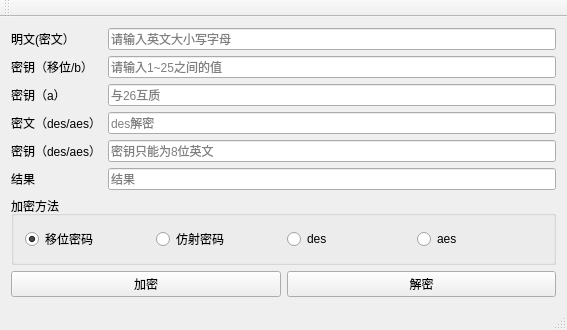
Above: QtWa.ui from guliyyw/network-security before the change. Below: the same form after it.
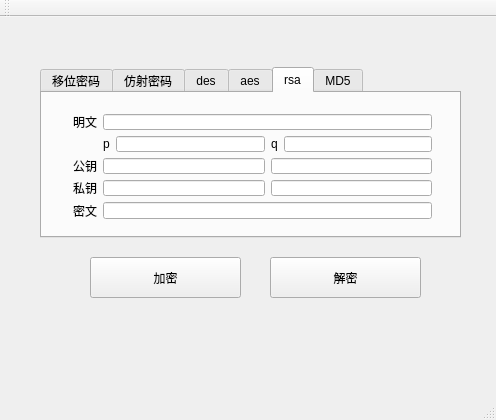
That is the form after the change.

The edit to the form file:
```diff
--- a/QtWa.ui
+++ b/QtWa.ui
@@ -6,182 +6,409 @@
    <rect>
     <x>0</x>
     <y>0</y>
-    <width>567</width>
-    <height>307</height>
+    <width>496</width>
+    <height>420</height>
    </rect>
   </property>
   <property name="windowTitle">
    <string>QtWa</string>
   </property>
   <widget class="QWidget" name="centralWidget">
-   <layout class="QHBoxLayout" name="horizontalLayout_4">
-    <item>
-     <layout class="QVBoxLayout" name="verticalLayout_3" stretch="0,0,0">
-      <property name="sizeConstraint">
-       <enum>QLayout::SetNoConstraint</enum>
+   <widget class="QTabWidget" name="tabWidget">
+    <property name="geometry">
+     <rect>
+      <x>40</x>
+      <y>50</y>
+      <width>421</width>
+      <height>171</height>
+     </rect>
+    </property>
+    <property name="currentIndex">
+     <number>4</number>
+    </property>
+    <widget class="QWidget" name="tab">
+     <attribute name="title">
+      <string>移位密码</string>
+     </attribute>
+     <widget class="QWidget" name="formLayoutWidget_2">
+      <property name="geometry">
+       <rect>
+        <x>20</x>
+        <y>20</y>
+        <width>371</width>
+        <height>81</height>
+       </rect>
       </property>
-      <item>
-       <layout class="QFormLayout" name="formLayout">
-        <item row="0" column="0">
-         <widget class="QLabel" name="label">
-          <property name="text">
-           <string>明文(密文）</string>
-          </property>
-         </widget>
-        </item>
-        <item row="0" column="1">
-         <widget class="QLineEdit" name="Plaintext">
-          <property name="text">
-           <string/>
-          </property>
-          <property name="placeholderText">
-           <string>请输入英文大小写字母</string>
-          </property>
-         </widget>
-        </item>
-        <item row="1" column="0">
-         <widget class="QLabel" name="label_2">
-          <property name="text">
-           <string>密钥（移位/b）</string>
-          </property>
-         </widget>
-        </item>
-        <item row="1" column="1">
-         <widget class="QLineEdit" name="Secretkey_b">
-          <property name="text">
-           <string/>
-          </property>
-          <property name="placeholderText">
-           <string>请输入1~25之间的值</string>
-          </property>
-         </widget>
-        </item>
-        <item row="2" column="0">
-         <widget class="QLabel" name="label_4">
-          <property name="text">
-           <string>密钥（a）</string>
-          </property>
-         </widget>
-        </item>
-        <item row="2" column="1">
-         <widget class="QLineEdit" name="Secretkey_a">
-          <property name="placeholderText">
-           <string>与26互质</string>
-          </property>
-         </widget>
-        </item>
-        <item row="5" column="0">
-         <widget class="QLabel" name="label_3">
-          <property name="text">
-           <string>结果</string>
-          </property>
-         </widget>
-        </item>
-        <item row="5" column="1">
-         <widget class="QLineEdit" name="Ciphertext">
-          <property name="text">
-           <string/>
-          </property>
-          <property name="placeholderText">
-           <string>结果</string>
-          </property>
-         </widget>
-        </item>
-        <item row="4" column="0">
-         <widget class="QLabel" name="label_5">
-          <property name="text">
-           <string>密钥（des/aes）</string>
-          </property>
-         </widget>
-        </item>
-        <item row="4" column="1">
-         <widget class="QLineEdit" name="key">
-          <property name="placeholderText">
-           <string>密钥只能为8位英文</string>
-          </property>
-         </widget>
-        </item>
-        <item row="3" column="1">
-         <widget class="QLineEdit" name="cipher">
-          <property name="placeholderText">
-           <string>des解密</string>
-          </property>
-         </widget>
-        </item>
-        <item row="3" column="0">
-         <widget class="QLabel" name="des_">
-          <property name="text">
-           <string>密文（des/aes）</string>
-          </property>
-         </widget>
-        </item>
-       </layout>
-      </item>
-      <item>
-       <widget class="QGroupBox" name="groupBox">
-        <property name="title">
-         <string>加密方法</string>
-        </property>
+      <layout class="QFormLayout" name="formLayout_3">
+       <item row="0" column="0">
+        <widget class="QLabel" name="Label_4">
+         <property name="text">
+          <string>明文</string>
+         </property>
+        </widget>
+       </item>
+       <item row="0" column="1">
+        <widget class="QLineEdit" name="Plaintext_1"/>
+       </item>
+       <item row="1" column="1">
+        <widget class="QLineEdit" name="Secretkey_1"/>
+       </item>
+       <item row="2" column="0">
+        <widget class="QLabel" name="Label_6">
+         <property name="text">
+          <string>密文</string>
+         </property>
+        </widget>
+       </item>
+       <item row="2" column="1">
+        <widget class="QLineEdit" name="ciphertext_1"/>
+       </item>
+       <item row="1" column="0">
+        <widget class="QLabel" name="Label_5">
+         <property name="text">
+          <string>密钥</string>
+         </property>
+        </widget>
+       </item>
+      </layout>
+     </widget>
+    </widget>
+    <widget class="QWidget" name="tab_2">
+     <attribute name="title">
+      <string>仿射密码</string>
+     </attribute>
+     <widget class="QWidget" name="formLayoutWidget_3">
+      <property name="geometry">
+       <rect>
+        <x>20</x>
+        <y>10</y>
+        <width>371</width>
+        <height>106</height>
+       </rect>
+      </property>
+      <layout class="QFormLayout" name="formLayout_4">
+       <item row="0" column="0">
+        <widget class="QLabel" name="Label_7">
+         <property name="text">
+          <string>明文</string>
+         </property>
+        </widget>
+       </item>
+       <item row="0" column="1">
+        <widget class="QLineEdit" name="Plaintext_2"/>
+       </item>
+       <item row="1" column="1">
+        <widget class="QLineEdit" name="Secretkey_2_1"/>
+       </item>
+       <item row="3" column="0">
+        <widget class="QLabel" name="Label_8">
+         <property name="text">
+          <string>密文</string>
+         </property>
+        </widget>
+       </item>
+       <item row="3" column="1">
+        <widget class="QLineEdit" name="ciphertext_2"/>
+       </item>
+       <item row="1" column="0">
+        <widget class="QLabel" name="Label_9">
+         <property name="text">
+          <string>密钥(a)</string>
+         </property>
+        </widget>
+       </item>
+       <item row="2" column="0">
+        <widget class="QLabel" name="bLabel">
+         <property name="text">
+          <string>密钥(b)</string>
+         </property>
+        </widget>
+       </item>
+       <item row="2" column="1">
+        <widget class="QLineEdit" name="Secretkey_2_2"/>
+       </item>
+      </layout>
+     </widget>
+    </widget>
+    <widget class="QWidget" name="tab_3">
+     <attribute name="title">
+      <string>des</string>
+     </attribute>
+     <widget class="QWidget" name="formLayoutWidget_4">
+      <property name="geometry">
+       <rect>
+        <x>20</x>
+        <y>20</y>
+        <width>371</width>
+        <height>74</height>
+       </rect>
+      </property>
+      <layout class="QFormLayout" name="formLayout_5">
+       <item row="0" column="0">
+        <widget class="QLabel" name="Label_10">
+         <property name="text">
+          <string>明文</string>
+         </property>
+        </widget>
+       </item>
+       <item row="0" column="1">
+        <widget class="QLineEdit" name="Plaintext_3"/>
+       </item>
+       <item row="1" column="1">
+        <widget class="QLineEdit" name="Secretkey_3"/>
+       </item>
+       <item row="2" column="0">
+        <widget class="QLabel" name="Label_11">
+         <property name="text">
+          <string>密文</string>
+         </property>
+        </widget>
+       </item>
+       <item row="2" column="1">
+        <widget class="QLineEdit" name="ciphertext_3"/>
+       </item>
+       <item row="1" column="0">
+        <widget class="QLabel" name="Label_12">
+         <property name="text">
+          <string>密钥</string>
+         </property>
+        </widget>
+       </item>
+      </layout>
+     </widget>
+    </widget>
+    <widget class="QWidget" name="tab_4">
+     <attribute name="title">
+      <string>aes</string>
+     </attribute>
+     <widget class="QWidget" name="formLayoutWidget_6">
+      <property name="geometry">
+       <rect>
+        <x>20</x>
+        <y>20</y>
+        <width>371</width>
+        <height>74</height>
+       </rect>
+      </property>
+      <layout class="QFormLayout" name="formLayout_7">
+       <item row="0" column="0">
+        <widget class="QLabel" name="Label_16">
+         <property name="text">
+          <string>明文</string>
+         </property>
+        </widget>
+       </item>
+       <item row="0" column="1">
+        <widget class="QLineEdit" name="Plaintext_4"/>
+       </item>
+       <item row="1" column="1">
+        <widget class="QLineEdit" name="Secretkey_4"/>
+       </item>
+       <item row="2" column="0">
+        <widget class="QLabel" name="Label_17">
+         <property name="text">
+          <string>密文</string>
+         </property>
+        </widget>
+       </item>
+       <item row="2" column="1">
+        <widget class="QLineEdit" name="ciphertext_4"/>
+       </item>
+       <item row="1" column="0">
+        <widget class="QLabel" name="Label_18">
+         <property name="text">
+          <string>密钥</string>
+         </property>
+        </widget>
+       </item>
+      </layout>
+     </widget>
+    </widget>
+    <widget class="QWidget" name="tab_5">
+     <attribute name="title">
+      <string>rsa</string>
+     </attribute>
+     <widget class="QWidget" name="formLayoutWidget_7">
+      <property name="geometry">
+       <rect>
+        <x>20</x>
+        <y>10</y>
+        <width>381</width>
+        <height>127</height>
+       </rect>
+      </property>
+      <layout class="QFormLayout" name="formLayout_8">
+       <item row="0" column="0">
+        <widget class="QLabel" name="Label_19">
+         <property name="text">
+          <string>明文</string>
+         </property>
+        </widget>
+       </item>
+       <item row="0" column="1">
+        <widget class="QLineEdit" name="Plaintext_5"/>
+       </item>
+       <item row="2" column="0">
+        <widget class="QLabel" name="label_3">
+         <property name="text">
+          <string>公钥</string>
+         </property>
+        </widget>
+       </item>
+       <item row="3" column="0">
+        <widget class="QLabel" name="Label">
+         <property name="text">
+          <string>私钥</string>
+         </property>
+        </widget>
+       </item>
+       <item row="4" column="0">
+        <widget class="QLabel" name="Label_20">
+         <property name="text">
+          <string>密文</string>
+         </property>
+        </widget>
+       </item>
+       <item row="4" column="1">
+        <widget class="QLineEdit" name="ciphertext_5"/>
+       </item>
+       <item row="1" column="1">
+        <layout class="QHBoxLayout" name="horizontalLayout">
+         <item>
+          <widget class="QLabel" name="Label_21">
+           <property name="text">
+            <string>p</string>
+           </property>
+          </widget>
+         </item>
+         <item>
+          <widget class="QLineEdit" name="Secretkey_p"/>
+         </item>
+         <item>
+          <widget class="QLabel" name="label_4">
+           <property name="text">
+            <string>q</string>
+           </property>
+          </widget>
+         </item>
+         <item>
+          <widget class="QLineEdit" name="Secretkey_q"/>
+         </item>
+        </layout>
+       </item>
+       <item row="2" column="1">
+        <layout class="QHBoxLayout" name="horizontalLayout_2">
+         <item>
+          <widget class="QLineEdit" name="Secretkey_e"/>
+         </item>
+         <item>
+          <widget class="QLineEdit" name="Secretkey_n_1"/>
+         </item>
+        </layout>
+       </item>
+       <item row="3" column="1">
         <layout class="QHBoxLayout" name="horizontalLayout_3">
          <item>
-          <layout class="QHBoxLayout" name="horizontalLayout_2">
-           <item>
-            <widget class="QRadioButton" name="gression">
-             <property name="text">
-              <string>移位密码</string>
-             </property>
-             <property name="checked">
-              <bool>true</bool>
-             </property>
-            </widget>
-           </item>
-           <item>
-            <widget class="QRadioButton" name="affine">
-             <property name="text">
-              <string>仿射密码</string>
-             </property>
-            </widget>
-           </item>
-           <item>
-            <widget class="QRadioButton" name="des">
-             <property name="text">
-              <string>des</string>
-             </property>
-            </widget>
-           </item>
-           <item>
-            <widget class="QRadioButton" name="aes">
-             <property name="text">
-              <string>aes</string>
-             </property>
-            </widget>
-           </item>
-          </layout>
+          <widget class="QLineEdit" name="Secretkey_d"/>
+         </item>
+         <item>
+          <widget class="QLineEdit" name="Secretkey_n_2"/>
          </item>
         </layout>
-       </widget>
-      </item>
-      <item>
-       <layout class="QHBoxLayout" name="horizontalLayout">
-        <item>
-         <widget class="QPushButton" name="Encryption">
-          <property name="text">
-           <string>加密</string>
-          </property>
-         </widget>
-        </item>
-        <item>
-         <widget class="QPushButton" name="Deciphering">
-          <property name="text">
-           <string>解密</string>
-          </property>
-         </widget>
-        </item>
-       </layout>
-      </item>
-     </layout>
-    </item>
-   </layout>
+       </item>
+      </layout>
+     </widget>
+    </widget>
+    <widget class="QWidget" name="tab_6">
+     <attribute name="title">
+      <string>MD5</string>
+     </attribute>
+     <widget class="QLineEdit" name="Plaintext_6">
+      <property name="geometry">
+       <rect>
+        <x>100</x>
+        <y>20</y>
+        <width>291</width>
+        <height>31</height>
+       </rect>
+      </property>
+     </widget>
+     <widget class="QLineEdit" name="ciphertext_6">
+      <property name="geometry">
+       <rect>
+        <x>100</x>
+        <y>90</y>
+        <width>291</width>
+        <height>31</height>
+       </rect>
+      </property>
+     </widget>
+     <widget class="QLabel" name="label">
+      <property name="geometry">
+       <rect>
+        <x>20</x>
+        <y>100</y>
+        <width>54</width>
+        <height>12</height>
+       </rect>
+      </property>
+      <property name="text">
+       <string>密文</string>
+      </property>
+     </widget>
+     <widget class="QLabel" name="label_2">
+      <property name="geometry">
+       <rect>
+        <x>20</x>
+        <y>30</y>
+        <width>54</width>
+        <height>12</height>
+       </rect>
+      </property>
+      <property name="text">
+       <string>明文 </string>
+      </property>
+     </widget>
+    </widget>
+   </widget>
+   <widget class="QPushButton" name="Encryption_4">
+    <property name="geometry">
+     <rect>
+      <x>90</x>
+      <y>240</y>
+      <width>151</width>
+      <height>41</height>
+     </rect>
+    </property>
+    <property name="sizePolicy">
+     <sizepolicy hsizetype="Expanding" vsizetype="Expanding">
+      <horstretch>0</horstretch>
+      <verstretch>0</verstretch>
+     </sizepolicy>
+    </property>
+    <property name="text">
+     <string>加密</string>
+    </property>
+   </widget>
+   <widget class="QPushButton" name="Deciphering_4">
+    <property name="geometry">
+     <rect>
+      <x>270</x>
+      <y>240</y>
+      <width>151</width>
+      <height>41</height>
+     </rect>
+    </property>
+    <property name="sizePolicy">
+     <sizepolicy hsizetype="Expanding" vsizetype="Expanding">
+      <horstretch>0</horstretch>
+      <verstretch>0</verstretch>
+     </sizepolicy>
+    </property>
+    <property name="text">
+     <string>解密</string>
+    </property>
+   </widget>
   </widget>
   <widget class="QMenuBar" name="menuBar">
    <property name="geometry">
```
Left out of the diff: 46 changed lines with no effect on the pictures.
